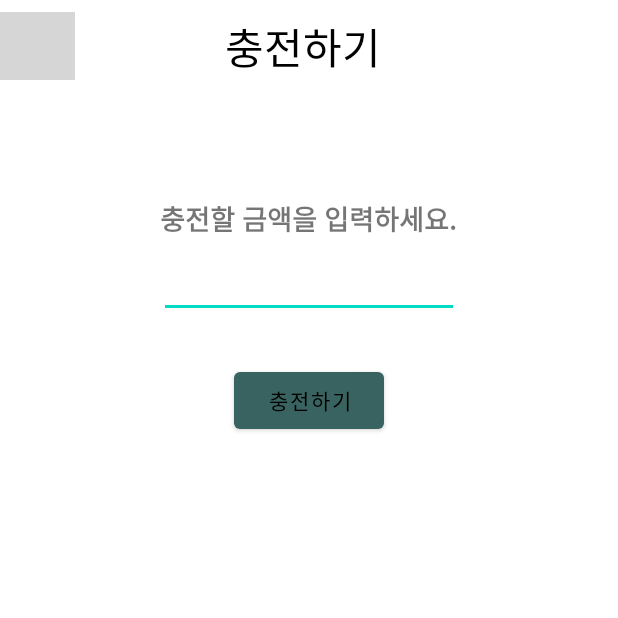
After one commit to CBNU-Clover/Talent_trading_App_Frontend_Kotlin, an Android app: the ChargePointActivity screen opened directly, with no data from a screen before it, on a phone screen of 412 x 824 dp, the top half of it. The commit adds this screen. Run offline under Robolectric (Android 15) with nearby library versions, the phone set to English and light mode, and no system bars; network calls fail; grey boxes are pictures that could not be loaded.

Commit message:
포인트 충전 기능 및 로그인한 사용자 포인트 보여주기 기능 완성

```diff
--- a/app/src/main/AndroidManifest.xml
+++ b/app/src/main/AndroidManifest.xml
@@ -15,6 +15,12 @@
         android:supportsRtl="true"
         android:theme="@style/Theme.Talenttradingmarketkt"
         android:usesCleartextTraffic="true">
+        <activity
+            android:name=".pointfunction.MyPointActivity"
+            android:exported="false" />
+        <activity
+            android:name=".pointfunction.ChargePointActivity"
+            android:exported="false" />
         <activity
             android:name=".MainActivity"
             android:exported="false" />
--- a/app/src/main/java/com/example/talent_trading_market_kt/boardfunction/mypage/myboardfunction/OneBoardActivity.kt
+++ b/app/src/main/java/com/example/talent_trading_market_kt/boardfunction/mypage/myboardfunction/OneBoardActivity.kt
@@ -29,10 +29,6 @@ class OneBoardActivity : AppCompatActivity() {
         title=findViewById(R.id.one_title)
         content=findViewById(R.id.one_content)
         delete=findViewById(R.id.delete_button)
-        /*println(intent.getStringExtra("postName"))
-        println(intent.getStringExtra("content"))
-        println(intent.getStringExtra("Id"))
-        println("++++++++++++++++++++++++++++++++++++++++++++++++++++")*/
         if(intent.hasExtra("postName"))
         {
             title.text=intent.getStringExtra("postName")
--- /dev/null
+++ b/app/src/main/java/com/example/talent_trading_market_kt/dto/tradefunctiondto/TradePost.kt
@@ -0,0 +1,5 @@
+package com.example.talent_trading_market_kt.dto.tradefunctiondto
+
+class TradePost {
+    var TradePost_id:Long?=null
+}
--- /dev/null
+++ b/app/src/main/java/com/example/talent_trading_market_kt/pointfunction/ChargePointActivity.kt
@@ -0,0 +1,55 @@
+package com.example.talent_trading_market_kt.pointfunction
+
+import android.content.Intent
+import android.os.Bundle
+import android.widget.Button
+import android.widget.EditText
+import android.widget.Toast
+import androidx.appcompat.app.AppCompatActivity
+import com.example.talent_trading_market_kt.R
+import com.example.talent_trading_market_kt.pointfunction.pointDTO.ChargePointDTO
+import com.example.talent_trading_market_kt.retrofit.RetrofitConnection
+import retrofit2.Call
+import retrofit2.Callback
+import retrofit2.Response
+
+class ChargePointActivity  : AppCompatActivity() {
+    lateinit var charge_button:Button
+    lateinit var point_amount:EditText
+    override fun onCreate(savedInstanceState: Bundle?) {
+        super.onCreate(savedInstanceState)
+        setContentView(R.layout.activity_pointcharge)
+        charge_button=findViewById(R.id.charge_button)
+        point_amount=findViewById(R.id.point_amount)
+        val service = RetrofitConnection.getInstance().create(PointFunctionApi::class.java)
+
+        charge_button.setOnClickListener {
+            val point_amount=point_amount.text.toString()
+            val chargePointDTO = ChargePointDTO()
+            chargePointDTO.point=point_amount.toLong()
+            if (service != null) {
+                service.charge_point(chargePointDTO).enqueue(object : Callback<Void> {
+                    override fun onResponse(call: Call<Void>, response: Response<Void>) {
+                        if (response.isSuccessful) {
+                            Toast.makeText(this@ChargePointActivity, "충전 성공", Toast.LENGTH_SHORT).show()
+                            val intent = Intent(this@ChargePointActivity, MyPointActivity::class.java)
+                            finish()
+                            startActivity(intent)
+                        }
+                        else
+                        {
+                            Toast.makeText(this@ChargePointActivity, "충전 실패", Toast.LENGTH_SHORT).show()
+                        }
+                    }
+
+                    override fun onFailure(call: Call<Void>, t: Throwable) {
+                        Toast.makeText(this@ChargePointActivity, "다시 충전 버튼을 눌러주세요", Toast.LENGTH_SHORT).show()
+                    }
+
+                })
+            }
+
+
+        }
+    }
+}
--- /dev/null
+++ b/app/src/main/java/com/example/talent_trading_market_kt/pointfunction/PointFunctionApi.kt
@@ -0,0 +1,16 @@
+package com.example.talent_trading_market_kt.pointfunction
+
+import com.example.talent_trading_market_kt.pointfunction.pointDTO.ChargePointDTO
+import com.example.talent_trading_market_kt.response.PostGetAllBoard
+import retrofit2.Call
+import retrofit2.http.Body
+import retrofit2.http.GET
+import retrofit2.http.POST
+
+interface PointFunctionApi{
+    @POST("/api/vi/Point/charge_point")
+    fun charge_point(@Body chargePoint: ChargePointDTO): Call<Void>
+
+    @GET("/api/vi/Point/show_point")
+    fun show_point():Call<Long>
+}
--- /dev/null
+++ b/app/src/main/java/com/example/talent_trading_market_kt/pointfunction/pointDTO/ChargePointDTO.kt
@@ -0,0 +1,5 @@
+package com.example.talent_trading_market_kt.pointfunction.pointDTO
+
+class ChargePointDTO {
+    var point: Long? = null
+}
--- a/app/src/main/java/com/example/talent_trading_market_kt/retrofit/RetrofitService.kt
+++ b/app/src/main/java/com/example/talent_trading_market_kt/retrofit/RetrofitService.kt
@@ -17,7 +17,7 @@ class RetrofitConnection {
     // 객체를 하나만 생성하는 싱글톤 패턴을 적용합니다.
     companion object {
         // API 서버의 주소가 BASE_URL이 됩니다.
-        private const val BASE_URL = "http://192.168.45.249:8080/"
+        private const val BASE_URL = "http://192.168.45.209:8080/"
         private var INSTANCE: Retrofit? = null
         private val okHttpClient = OkHttpClient.Builder().addInterceptor(AuthInterceptor()).build() //Client 생성
 
--- a/app/src/main/res/layout/activity_mypage.xml
+++ b/app/src/main/res/layout/activity_mypage.xml
@@ -79,13 +79,13 @@
                     android:textSize="13dp" />
 
                 <TextView
+                    android:id="@+id/show_mypage_point"
                     android:layout_width="wrap_content"
                     android:layout_height="wrap_content"
                     android:layout_gravity="end"
                     android:layout_marginTop="10dp"
                     android:layout_marginRight="10dp"
                     android:fontFamily="@font/nanumbarunpenb"
-                    android:text="40000 포인트"
                     android:textColor="@color/black"
                     android:textSize="15dp" />
             </LinearLayout>
@@ -104,7 +104,7 @@
 
 
             <ImageButton
-                android:id="@+id/trade_btn"
+                android:id="@+id/point_bt"
                 android:layout_width="50dp"
                 android:layout_height="50dp"
                 android:layout_marginLeft="10dp"
--- a/app/src/main/res/layout/activity_point.xml
+++ b/app/src/main/res/layout/activity_point.xml
@@ -16,7 +16,7 @@
             android:orientation="horizontal">
 
             <ImageButton
-                android:id="@+id/backlogin"
+                android:id="@+id/back_button_tomypage"
                 android:layout_width="50dp"
                 android:layout_height="45dp"
                 android:layout_marginTop="8dp"
@@ -66,19 +66,20 @@
 
 
                     <TextView
+                        android:id="@+id/showpoint"
                         android:layout_width="wrap_content"
                         android:layout_height="wrap_content"
                         android:layout_marginLeft="230dp"
                         android:layout_marginTop="20dp"
                         android:layout_marginRight="10dp"
                         android:fontFamily="@font/nanumbarunpenb"
-                        android:text="40000 포인트"
                         android:textColor="@color/black"
                         android:textSize="20dp" />
                 </LinearLayout>
 
 
                 <TextView
+                    android:id="@+id/charge_point"
                     android:layout_width="wrap_content"
                     android:layout_height="wrap_content"
                     android:layout_marginTop="20dp"
--- a/app/src/main/res/layout/activity_pointcharge.xml
+++ b/app/src/main/res/layout/activity_pointcharge.xml
@@ -1,7 +1,8 @@
 <?xml version="1.0" encoding="utf-8"?>
 <androidx.constraintlayout.widget.ConstraintLayout xmlns:android="http://schemas.android.com/apk/res/android"
     android:layout_width="match_parent"
-    android:layout_height="match_parent">
+    android:layout_height="match_parent"
+    android:background="#FFFFFF">
 
     <LinearLayout
         android:layout_width="match_parent"
@@ -49,12 +50,15 @@
             />
 
         <EditText
+            android:id="@+id/point_amount"
+            android:textColor="@color/black"
             android:layout_width="200dp"
             android:layout_height="50dp"
             android:layout_gravity="center"/>
 
 
         <Button
+            android:id="@+id/charge_button"
             android:layout_width="100dp"
             android:layout_height="50dp"
             android:layout_gravity="center"
--- a/app/src/main/res/layout/trade_history.xml
+++ b/app/src/main/res/layout/trade_history.xml
@@ -2,7 +2,8 @@
 <androidx.constraintlayout.widget.ConstraintLayout xmlns:android="http://schemas.android.com/apk/res/android"
     xmlns:tools="http://schemas.android.com/tools"
     android:layout_width="match_parent"
-    android:layout_height="match_parent">
+    android:layout_height="match_parent"
+    android:background="@color/white">
 
 
     <LinearLayout
```
Also changed, not shown: app/src/main/java/com/example/talent_trading_market_kt/dto/tradefunctiondto/TradingFunctionApi.kt (added, +10 -0 lines), app/src/main/java/com/example/talent_trading_market_kt/fragment/Fragment3_MyPage.kt (+30 -0 lines), app/src/main/java/com/example/talent_trading_market_kt/pointfunction/MyPointActivity.kt (added, +53 -0 lines), app/src/main/java/com/example/talent_trading_market_kt/tradingfunction/TradingFunctionApi.kt (added, +12 -0 lines).
